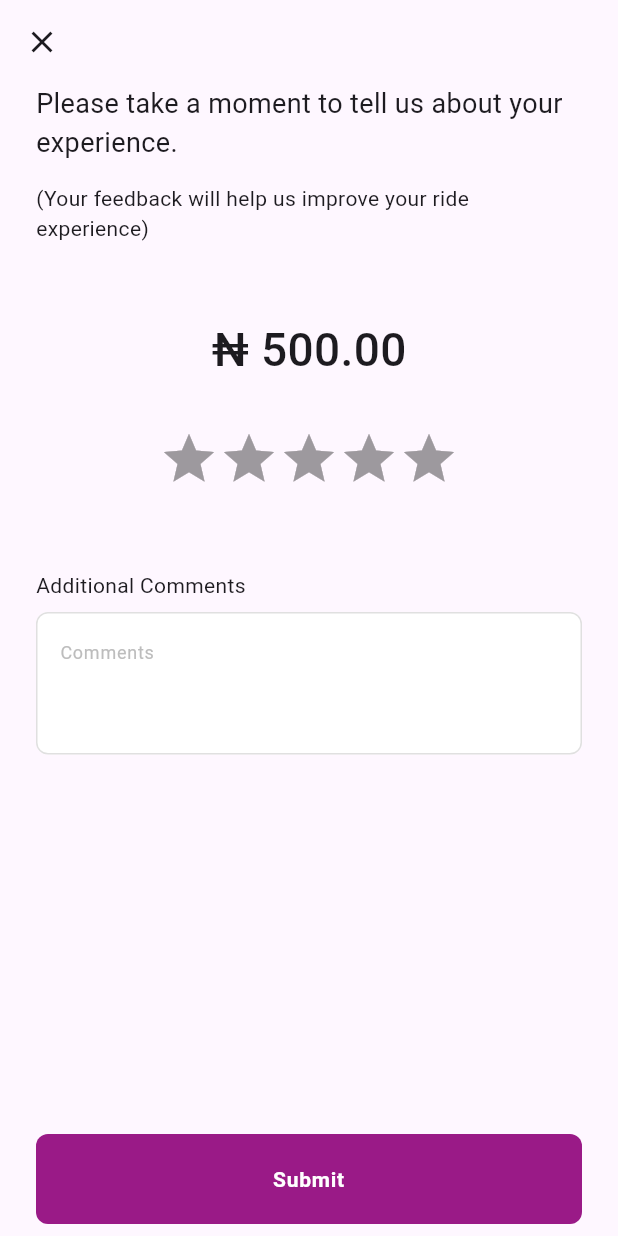
After one commit to GreatGodson/jvec_assessment, a Flutter app: the RatingPage screen opened directly, on a phone screen of 412 x 824 dp. The commit adds this screen. Run offline on Flutter 3.47's test engine with Material 3 defaults, Android fonts, the light colour scheme and no system bars; drawn by our look-alikes of flutter_rating_bar; our stand-ins replace flutter_animate, flutter_map, flutter_secure_storage, geocoding, geolocator, get and 2 more; accounts and stored records are empty; project files that could hold a hidden picture were left out.

Commit message:
add rating screen

```diff
--- a/lib/app/modules/dashboard/presentation/fragments/home_fragment.dart
+++ b/lib/app/modules/dashboard/presentation/fragments/home_fragment.dart
@@ -3,6 +3,7 @@ import 'package:flutter_map/flutter_map.dart';
 import 'package:get/get.dart';
 import 'package:jvec_test/app/modules/dashboard/presentation/controller/location_controller.dart';
 import 'package:jvec_test/app/modules/rides/presentation/controller/ride_flow_controller.dart';
+import 'package:jvec_test/app/modules/rides/presentation/pages/rating_page.dart';
 import 'package:jvec_test/core/framework/theme/spacings/spacings.dart';
 
 import '../portions/driver_detail_portion.dart';
@@ -69,8 +70,12 @@ class _HomeFragmentState extends State<HomeFragment>
         return DriverDetailPortion(
           rideState: RideStates.driverArrived,
           driver: rideFlowController.selectedDriver.value!,
-          onIHaveSeenDriver: () =>
-              rideFlowController.updateRide(RideStates.tripStarted),
+          onIHaveSeenDriver: () {
+            rideFlowController.updateRide(RideStates.idle);
+            Get.to(() => RatingPage(
+                  totalAmount: "300",
+                ));
+          },
         );
 
       default:
--- /dev/null
+++ b/lib/app/modules/rides/presentation/pages/rating_page.dart
@@ -0,0 +1,144 @@
+import 'package:flutter/material.dart';
+import 'package:flutter_rating_bar/flutter_rating_bar.dart';
+import 'package:get/get.dart';
+import 'package:jvec_test/app/shared/presentation/components/button_component.dart';
+import 'package:jvec_test/app/shared/presentation/components/text_field_component.dart';
+import 'package:jvec_test/core/framework/theme/spacings/spacings.dart';
+
+class RatingPage extends StatelessWidget {
+  RatingPage({
+    super.key,
+    required this.totalAmount,
+  });
+
+  final String totalAmount;
+
+  final rateUnselect = const Icon(
+    Icons.star_outline,
+    color: Colors.grey,
+  );
+
+  final rateSelect = const Icon(
+    Icons.star_outlined,
+    color: Colors.yellow,
+  );
+
+  bool isRating = false;
+
+  String starRating = '';
+  String ratingContent = '';
+
+  @override
+  Widget build(BuildContext context) {
+    return Scaffold(
+      appBar: AppBar(
+        automaticallyImplyLeading: false,
+        elevation: 0.0,
+        leading: IconButton(
+            onPressed: () {
+              Get.back();
+            },
+            icon: Icon(Icons.close)),
+      ),
+      body: SafeArea(
+        child: Padding(
+          padding: const EdgeInsets.symmetric(
+            horizontal: Spacings.spacing24,
+          ),
+          child: Column(
+            children: [
+              Expanded(
+                child: SingleChildScrollView(
+                  child: Column(
+                    children: [
+                      Text(
+                        'Please take a moment to tell us about your experience.',
+                        style: TextStyle(
+                          fontSize: Spacings.spacing18,
+                        ),
+                      ),
+                      SizedBox(
+                        height: Spacings.spacing14,
+                      ),
+                      Text(
+                        '(Your feedback will help us improve your ride experience)',
+                      ),
+                      SizedBox(
+                        height: Spacings.spacing50,
+                      ),
+                      Text(
+                        '₦ 500.00',
+                        style: TextStyle(
+                          fontSize: Spacings.spacing30,
+                          fontWeight: FontWeight.w500,
+                        ),
+                      ),
+                      RatingBar.builder(
+                        itemPadding: const EdgeInsets.only(top: 30, bottom: 30),
+                        initialRating: 0,
+                        itemCount: 5,
+                        itemBuilder: (context, index) {
+                          switch (index) {
+                            case 0:
+                              return rateSelect;
+                            case 1:
+                              return rateSelect;
+                            case 2:
+                              return rateSelect;
+                            case 3:
+                              return rateSelect;
+                            case 4:
+                              return rateSelect;
+                          }
+                          return const SizedBox.shrink();
+                        },
+                        onRatingUpdate: (rating) {
+                          starRating = rating.toString();
+                          // print(starRating);
+                        },
+                      ),
+                      SizedBox(
+                        height: Spacings.spacing24,
+                      ),
+                      Row(
+                        children: const [
+                          Text(
+                            'Additional Comments',
+                          ),
+                        ],
+                      ),
+                      SizedBox(
+                        height: Spacings.spacing8,
+                      ),
+                      TextFieldComponent(
+                        hint: "Comments",
+                        minLines: 3,
+                        lines: 3,
+                      ),
+                      SizedBox(
+                        height: Spacings.spacing30,
+                      ),
+                    ],
+                  ),
+                ),
+              ),
+              SizedBox(
+                height: Spacings.spacing8,
+              ),
+              ButtonComponent(
+                expanded: true,
+                text: "Submit",
+                onPressed: () {
+                  Get.back();
+                },
+              ),
+              SizedBox(
+                height: Spacings.spacing8,
+              ),
+            ],
+          ),
+        ),
+      ),
+    );
+  }
+}
--- a/pubspec.yaml
+++ b/pubspec.yaml
@@ -23,6 +23,7 @@ dependencies:
   flutter_map: ^7.0.2
   geolocator: ^13.0.2
   geocoding: ^3.0.0
+  flutter_rating_bar: ^4.0.1
 
 
 
```
Also changed, not shown: pubspec.lock.
